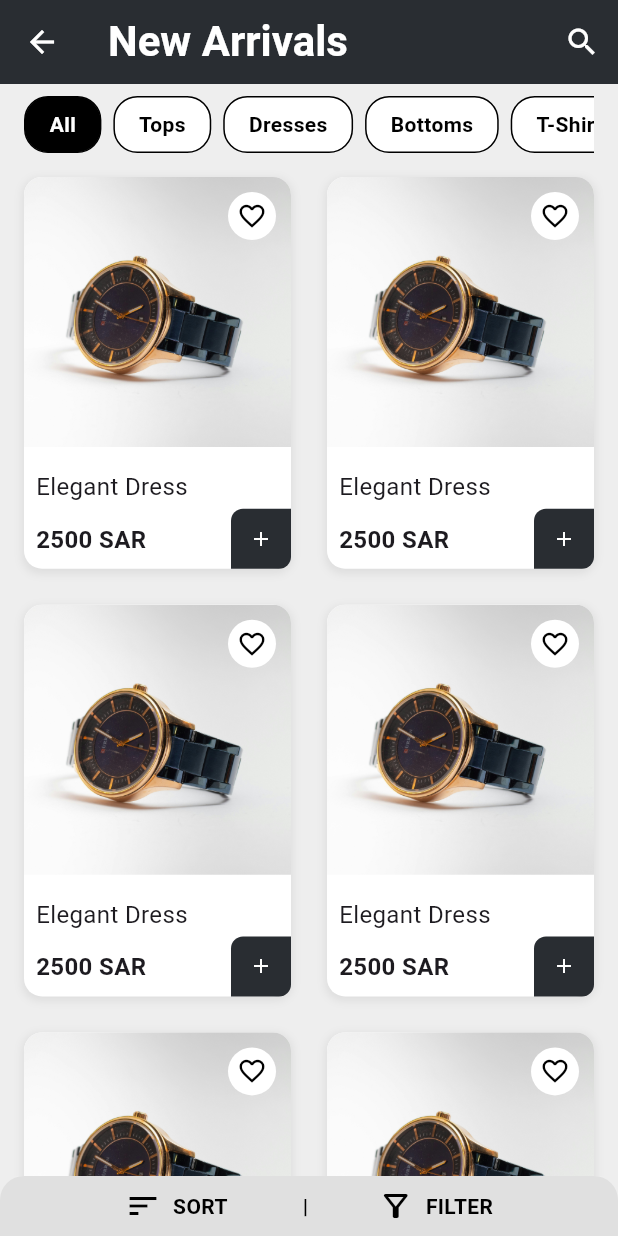
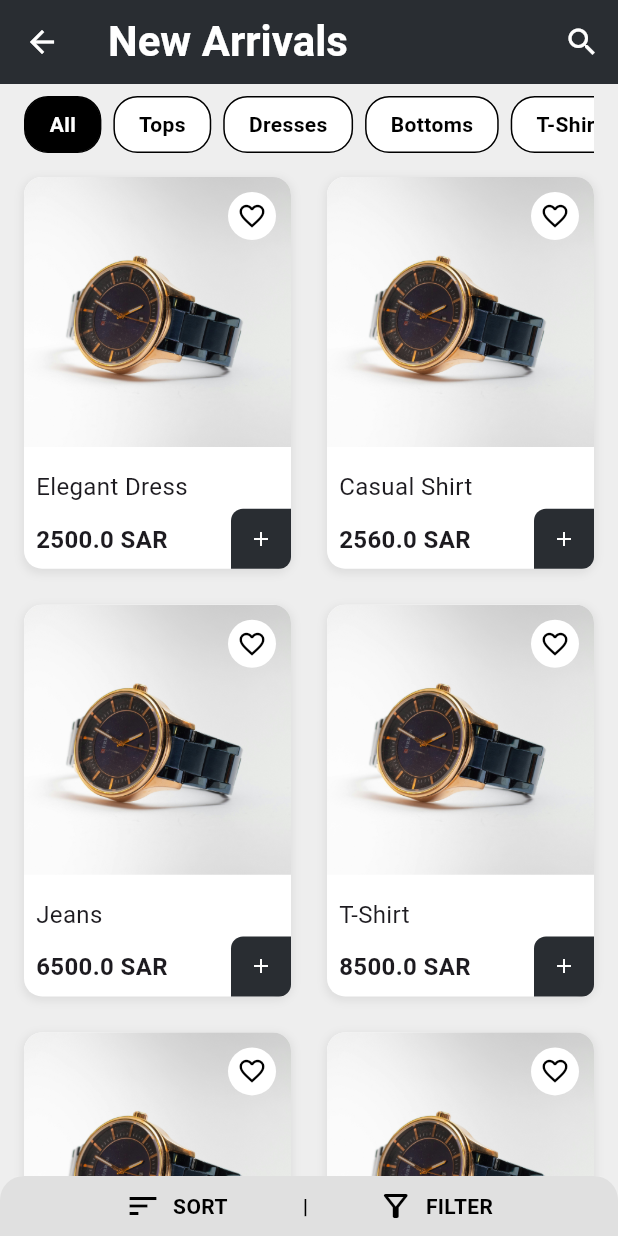
Before and after one commit to AbdullatifHabiba/Mool, a Flutter app: the MainHomeScreen screen opened directly with empty values, scrolled down 576 dp, after a tap on "See All", on a phone screen of 412 x 824 dp. Run offline on Flutter 3.47's test engine with Material 3 defaults, Android fonts, the phone set to English and light mode, and no system bars; our stand-ins replace carousel_slider, flutter_riverpod, flutter_svg, video_player.

Commit message:
feat: provide state management for filter and sort for the items list

```diff
--- a/lib/main.dart
+++ b/lib/main.dart
@@ -1,8 +1,9 @@
 import 'package:flutter/material.dart';
+import 'package:flutter_riverpod/flutter_riverpod.dart';
 import 'screens/splash_screen.dart';
 
 void main() {
-  runApp(const MoolApp());
+  runApp(const ProviderScope(child: MoolApp()));
 }
 
 class MoolApp extends StatelessWidget {
--- a/lib/screens/home/list_items_screen.dart
+++ b/lib/screens/home/list_items_screen.dart
@@ -1,17 +1,21 @@
 import 'package:flutter/material.dart';
-import 'package:mool/constants/images.dart';
+import 'package:flutter_riverpod/flutter_riverpod.dart';
 import 'package:mool/screens/home/filter_screen.dart';
 import 'package:mool/screens/home/search_screen.dart';
 import 'package:mool/screens/home/sort_screen.dart';
+import 'package:mool/states/items_list.dart';
 import 'package:mool/widgets/home_widgets/product_item.dart';
 
-class ListItemsScreen extends StatelessWidget {
+class ListItemsScreen extends ConsumerWidget {
   final bool showBestSellers;
 
   const ListItemsScreen({super.key, required this.showBestSellers});
 
   @override
-  Widget build(BuildContext context) {
+  Widget build(BuildContext context, WidgetRef ref) {
+    final products = ref.watch(productListProvider);
+    final filters = ref.watch(filterProvider);
+
     return Scaffold(
       appBar: AppBar(
         title: Text(showBestSellers ? 'Best Sellers' : 'New Arrivals'),
@@ -25,7 +29,6 @@ class ListItemsScreen extends StatelessWidget {
           IconButton(
             icon: const Icon(Icons.search),
             onPressed: () {
-              // Handle search action
               Navigator.of(context).push(MaterialPageRoute(
                   builder: (context) => const SearchScreen()));
             },
@@ -41,11 +44,16 @@ class ListItemsScreen extends StatelessWidget {
               scrollDirection: Axis.horizontal,
               child: Row(
                 children: [
-                  buildCategoryFilter('All', true),
-                  buildCategoryFilter('Tops', false),
-                  buildCategoryFilter('Dresses', false),
-                  buildCategoryFilter('Bottoms', false),
-                  buildCategoryFilter('T-Shirts', false),
+                  buildCategoryFilter(
+                      context, ref, 'All', filters['category'] == 'All'),
+                  buildCategoryFilter(
+                      context, ref, 'Tops', filters['category'] == 'Tops'),
+                  buildCategoryFilter(context, ref, 'Dresses',
+                      filters['category'] == 'Dresses'),
+                  buildCategoryFilter(context, ref, 'Bottoms',
+                      filters['category'] == 'Bottoms'),
+                  buildCategoryFilter(context, ref, 'T-Shirts',
+                      filters['category'] == 'T-Shirts'),
                 ],
               ),
             ),
@@ -55,7 +63,7 @@ class ListItemsScreen extends StatelessWidget {
           Expanded(
               child: Padding(
             padding: const EdgeInsets.symmetric(horizontal: 8.0),
-            child: buildProductListView(showBestSellers),
+            child: buildProductListView(products),
           )),
 
           // Bottom Action Bar
@@ -71,8 +79,8 @@ class ListItemsScreen extends StatelessWidget {
             child: Row(
               mainAxisAlignment: MainAxisAlignment.center,
               children: [
-                buildBottomAction('SORT', Icons.sort, context: context),
-                // add divider
+                buildBottomAction('SORT', Icons.sort,
+                    context: context, ref: ref),
                 const SizedBox(
                   width: 100,
                   child: Text(
@@ -84,8 +92,8 @@ class ListItemsScreen extends StatelessWidget {
                     textAlign: TextAlign.center,
                   ),
                 ),
-
-                buildBottomAction('FILTER', Icons.filter_alt_outlined, context: context),
+                buildBottomAction('FILTER', Icons.filter_alt_outlined,
+                    context: context, ref: ref),
               ],
             ),
           ),
@@ -94,8 +102,7 @@ class ListItemsScreen extends StatelessWidget {
     );
   }
 
-// list of products
-  Widget buildProductListView(bool showBestSellers) {
+  Widget buildProductListView(List<Product> products) {
     return GridView.builder(
       gridDelegate: const SliverGridDelegateWithFixedCrossAxisCount(
         crossAxisCount: 2,
@@ -103,21 +110,29 @@ class ListItemsScreen extends StatelessWidget {
         mainAxisSpacing: 8.0,
         childAspectRatio: 0.7,
       ),
-      itemCount: 8, // Number of items
+      itemCount: products.length,
       itemBuilder: (context, index) {
+        final product = products[index];
         return ProductItem(
-          title: 'Elegant Dress',
-          imagePath: Images.accessories,
-          price: '2500',
+          title: product.title,
+          imagePath: product.imagePath,
+          price: product.price.toString(),
           isBest: showBestSellers,
         );
       },
     );
   }
 
-  // Helper to build category filter buttons
-  Widget buildCategoryFilter(String title, bool isSelected) {
-    return Container(
+  Widget buildCategoryFilter(
+      BuildContext context, WidgetRef ref, String title, bool isSelected) {
+    return GestureDetector(
+      onTap: () {
+        ref.read(filterProvider.notifier).setFilter('category', title);
+        ref.read(productListProvider.notifier).filterProducts(
+              category: title,
+            );
+      },
+      child: Container(
         padding: const EdgeInsets.symmetric(horizontal: 16, vertical: 8),
         margin: const EdgeInsets.only(right: 8),
         decoration: BoxDecoration(
@@ -132,12 +147,12 @@ class ListItemsScreen extends StatelessWidget {
             fontWeight: FontWeight.bold,
           ),
         ),
+      ),
     );
   }
 
-  // Helper to build bottom action buttons
   Widget buildBottomAction(String title, IconData icon,
-    {required BuildContext context}) {
+      {required BuildContext context, required WidgetRef ref}) {
     return GestureDetector(
       onTap: () {
         if (title == 'SORT') {
--- a/lib/screens/home/main_home_screen.dart
+++ b/lib/screens/home/main_home_screen.dart
@@ -1,25 +1,28 @@
 import 'package:flutter/material.dart';
+import 'package:flutter_riverpod/flutter_riverpod.dart';
 import 'package:mool/constants/images.dart';
 import 'package:mool/screens/home/list_items_screen.dart';
+import 'package:mool/states/items_list.dart';
 import 'package:mool/widgets/home_widgets/cursoal_slider.dart';
 import 'package:mool/widgets/home_widgets/delivery_banner.dart';
 import 'package:mool/widgets/home_widgets/top_brands.dart';
 import 'package:mool/widgets/home_widgets/product_item.dart';
 
-class MainHomeScreen extends StatelessWidget {
+class MainHomeScreen extends ConsumerWidget {
   const MainHomeScreen({
     super.key,
-    // intializing the buildGenderTab
-    required  this.buildGenderTab,
+    required this.buildGenderTab,
+  });
 
-
-  });
-  final  Function(String, int) buildGenderTab;
+  final Function(String, int) buildGenderTab;
 
   @override
-  Widget build(BuildContext context) {
+  Widget build(BuildContext context, WidgetRef ref) {
+    // Use the providers
+    // final selectedGenderTab = ref.watch(selectedGenderTabProvider);
+    // final isBestSellers = ref.watch(isBestSellersProvider);
+
     return Scaffold(
-
       body: SingleChildScrollView(
         child: Padding(
           padding: const EdgeInsets.all(8.0),
@@ -40,11 +43,11 @@ class MainHomeScreen extends StatelessWidget {
               const SizedBox(height: 16),
               const TopBrands(),
               const DiscountBanner(),
-              buildSectionTitle('New Arrival', context),
-              buildProductListView(false),
+              buildSectionTitle('New Arrival', context, ref),
+              buildProductListView(ref, false),
               const SizedBox(height: 16),
-              buildSectionTitle('Best Sellers', context),
-              buildProductListView(true),
+              buildSectionTitle('Best Sellers', context, ref),
+              buildProductListView(ref, true),
               const SizedBox(height: 80),
             ],
           ),
@@ -72,7 +75,7 @@ class MainHomeScreen extends StatelessWidget {
     );
   }
 
-  Widget buildSectionTitle(String title, BuildContext context) {
+  Widget buildSectionTitle(String title, BuildContext context, WidgetRef ref) {
     return Padding(
       padding: const EdgeInsets.symmetric(horizontal: 16.0),
       child: Row(
@@ -82,31 +85,43 @@ class MainHomeScreen extends StatelessWidget {
             title,
             style: const TextStyle(fontSize: 18, fontWeight: FontWeight.bold),
           ),
-          TextButton(onPressed: () {
-            // Navigate to the product list screen
-            Navigator.of(context).push(
-              MaterialPageRoute(
-                builder: (context) => ListItemsScreen(showBestSellers: title=='Best Sellers'?true:false),
-              ),
-            );
-
-          }, child: const Text('See All'))
+          TextButton(
+            onPressed: () {
+              // Set the state of the "Best Sellers" or "New Arrivals" based on the title
+              ref.read(isBestSellersProvider.notifier).state =
+                  title == 'Best Sellers';
+              // Navigate to the product list screen
+              Navigator.of(context).push(
+                MaterialPageRoute(
+                  builder: (context) => ListItemsScreen(
+                    showBestSellers: ref.read(isBestSellersProvider),
+                  ),
+                ),
+              );
+            },
+            child: const Text('See All'),
+          ),
         ],
       ),
     );
   }
 
-  Widget buildProductListView(bool isBest) {
+  Widget buildProductListView(WidgetRef ref, bool isBest) {
+    final products = ref.watch(productListProvider);
     return SizedBox(
       height: 300,
-      child: ListView(
+      child: ListView.builder(
         scrollDirection: Axis.horizontal,
-        children: [
-          ProductItem(title: 'Red Dress', imagePath: Images.accessories, price: '2500', isBest: isBest),
-          ProductItem(title: 'Yellow Dress', imagePath: Images.brand, price: '2500', isBest: isBest),
-          ProductItem(title: 'Yellow Dress', imagePath: Images.accessories, price: '2500', isBest: isBest),
-          ProductItem(title: 'Red Dress', imagePath: Images.brand, price: '2500', isBest: isBest),
-        ],
+        itemCount: products.length,
+        itemBuilder: (context, index) {
+          final product = products[index];
+          return ProductItem(
+            title: product.title,
+            imagePath: product.imagePath,
+            price: product.price.toString(),
+            isBest: isBest,
+          );
+        },
       ),
     );
   }
--- a/lib/screens/welcome_screen.dart
+++ b/lib/screens/welcome_screen.dart
@@ -98,6 +98,7 @@ class WelcomeScreen extends StatelessWidget {
                       topRight: Radius.circular(30.0),
                     ),
                   ),
+                  child: SingleChildScrollView(
                     child: Column(
                       mainAxisAlignment: MainAxisAlignment.spaceAround,
                       children: [
@@ -206,6 +207,7 @@ class WelcomeScreen extends StatelessWidget {
                     ),
                   ),
                 ),
+              ),
             ],
           ),
         ),
--- /dev/null
+++ b/lib/states/items_list.dart
@@ -0,0 +1,162 @@
+import 'package:flutter_riverpod/flutter_riverpod.dart';
+import 'package:mool/constants/images.dart';
+
+// Models
+class Product {
+  final String title;
+  final String imagePath;
+  final double price;
+  final bool isBest;
+  final String category;
+  final double rating;
+  final bool isNew;
+
+  Product({
+    required this.title,
+    required this.imagePath,
+    required this.price,
+    required this.isBest,
+    required this.category,
+    required this.rating,
+    required this.isNew,
+  });
+}
+
+// State for managing the list of products
+class ProductListNotifier extends StateNotifier<List<Product>> {
+  final List<Product> allProducts;
+
+  ProductListNotifier(this.allProducts) : super(allProducts);
+
+  void filterProducts({
+    String? category,
+  }) {
+    state = allProducts.where((product) {
+      final matchesCategory = category == null || category == 'All' || product.category == category;
+      return matchesCategory;
+    }).toList();
+  }
+
+  void sortProducts(String sortOption) {
+    final sortedProducts = List<Product>.from(state);
+    switch (sortOption) {
+      case 'Price: Low to High':
+        sortedProducts.sort((a, b) => a.price.compareTo(b.price));
+        break;
+      case 'Price: High to Low':
+        sortedProducts.sort((a, b) => b.price.compareTo(a.price));
+        break;
+      case 'Rating: High to Low':
+        sortedProducts.sort((a, b) => b.rating.compareTo(a.rating));
+        break;
+      case 'New Arrival':
+        sortedProducts.sort((a, b) => b.isNew ? 1 : 0);
+        break;
+    }
+    state = sortedProducts;
+  }
+}
+
+// State for managing selected filter options
+class FilterNotifier extends StateNotifier<Map<String, String>> {
+  FilterNotifier() : super({'category': 'All'});
+
+  void setFilter(String key, String value) {
+    state = {...state, key: value};
+  }
+}
+
+// Providers
+final filterProvider =
+    StateNotifierProvider<FilterNotifier, Map<String, String>>((ref) => FilterNotifier());
+
+// State for managing selected sorting option
+class SortNotifier extends StateNotifier<String> {
+  SortNotifier() : super('');
+
+  void setSort(String sort) {
+    state = sort;
+  }
+}
+
+// Providers
+final productListProvider =
+    StateNotifierProvider<ProductListNotifier, List<Product>>((ref) {
+  // Sample product list
+  final products = [
+    Product(
+        title: 'Elegant Dress',
+        imagePath: Images.accessories,
+        price: 2500,
+        isBest: true,
+        category: 'Dresses',
+        rating: 4.5,
+        isNew: true),
+    Product(
+        title: 'Casual Shirt',
+        imagePath: Images.accessories,
+        price: 2560,
+        isBest: true,
+        category: 'Tops',
+        rating: 4.0,
+        isNew: false),
+    Product(
+        title: 'Jeans',
+        imagePath: Images.accessories,
+        price: 6500,
+        isBest: true,
+        category: 'Bottoms',
+        rating: 4.8,
+        isNew: true),
+    Product(
+        title: 'T-Shirt',
+        imagePath: Images.accessories,
+        price: 8500,
+        isBest: true,
+        category: 'T-Shirts',
+        rating: 3.9,
+        isNew: false),
+    Product(
+        title: 'Skirt',
+        imagePath: Images.accessories,
+        price: 250,
+        isBest: true,
+        category: 'Bottoms',
+        rating: 4.2,
+        isNew: true),
+    Product(
+        title: 'Blouse',
+        imagePath: Images.accessories,
+        price: 2100,
+        isBest: true,
+        category: 'Tops',
+        rating: 4.1,
+        isNew: false),
+    Product(
+        title: 'Jacket',
+        imagePath: Images.accessories,
+        price: 250,
+        isBest: false,
+        category: 'Tops',
+        rating: 3.5,
+        isNew: true),
+    Product(
+        title: 'Shorts',
+        imagePath: Images.accessories,
+        price: 200,
+        isBest: false,
+        category: 'Bottoms',
+        rating: 4.0,
+        isNew: false),
+  ];
+  return ProductListNotifier(products);
+});
+
+final sortProvider =
+    StateNotifierProvider<SortNotifier, String>((ref) => SortNotifier());
+
+// State provider to manage the selected tab in the home screen
+final selectedGenderTabProvider = StateProvider<String>((ref) => 'Women');
+
+// State provider for managing the product list (Best Sellers or New Arrivals)
+final isBestSellersProvider = StateProvider<bool>((ref) => false);
--- a/lib/widgets/home_widgets/product_item.dart
+++ b/lib/widgets/home_widgets/product_item.dart
@@ -51,7 +51,7 @@ class _ProductItemState extends State<ProductItem> {
                     const BorderRadius.vertical(top: Radius.circular(12)),
                 child: Image.asset(
                   widget.imagePath,
-                  // width: 190,
+                   width: double.infinity,
                   height: 180,
                   fit: BoxFit.cover,
                 ),
--- a/pubspec.yaml
+++ b/pubspec.yaml
@@ -38,6 +38,7 @@ dependencies:
   flutter_svg: ^2.0.10+1
   video_player: ^2.9.1
   carousel_slider: ^5.0.0
+  flutter_riverpod: ^2.5.1
 
 dev_dependencies:
   flutter_test:
```
Also changed, not shown: lib/screens/Cart/cart_screen.dart (+10 -0 lines), lib/screens/home/filter_screen.dart (+40 -18 lines), lib/screens/home/sort_screen.dart (+16 -10 lines), pubspec.lock, 1 other file. Lines whose indentation alone changed are shown as unchanged.
